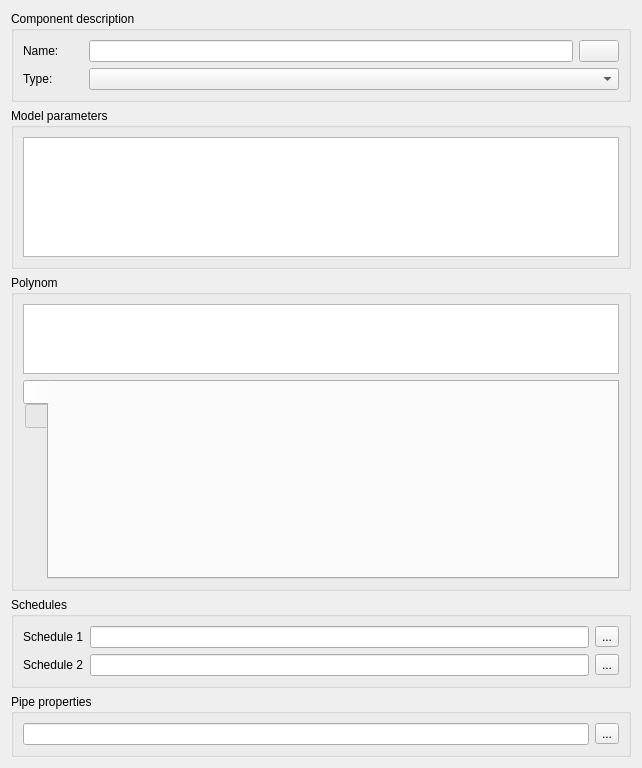
Qt form SIM-VICUS/src/SVDBNetworkComponentEditWidget.ui (Brockaaa/SIM-VICUS) before a commit.
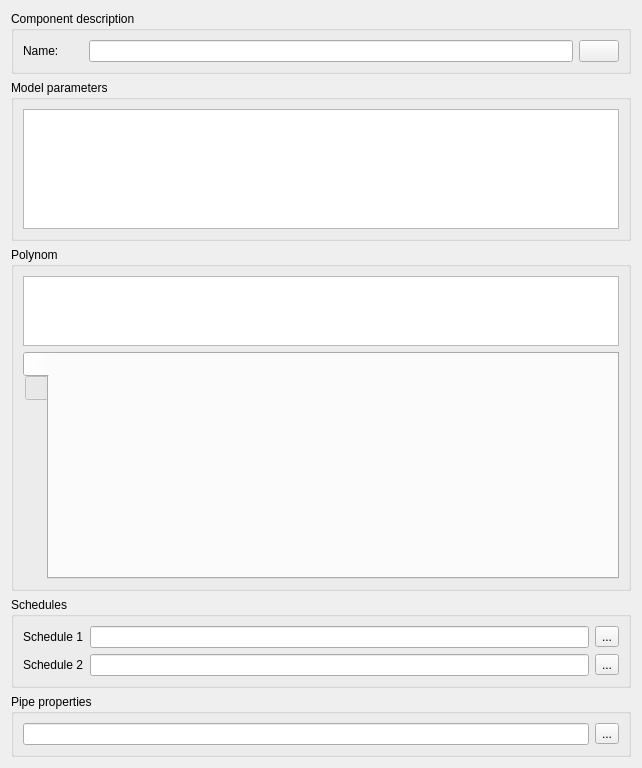
The same form after that commit. Custom widgets are drawn as their Qt base class.

```diff
--- a/SIM-VICUS/src/SVDBNetworkComponentEditWidget.ui
+++ b/SIM-VICUS/src/SVDBNetworkComponentEditWidget.ui
@@ -46,23 +46,6 @@
         </property>
        </widget>
       </item>
-      <item row="1" column="0">
-       <widget class="QLabel" name="labelComponentType">
-        <property name="text">
-         <string>Type:</string>
-        </property>
-       </widget>
-      </item>
-      <item row="1" column="1" colspan="2">
-       <widget class="QComboBox" name="comboBoxComponentType">
-        <property name="sizePolicy">
-         <sizepolicy hsizetype="Expanding" vsizetype="Fixed">
-          <horstretch>0</horstretch>
-          <verstretch>0</verstretch>
-         </sizepolicy>
-        </property>
-       </widget>
-      </item>
      </layout>
     </widget>
    </item>
```
